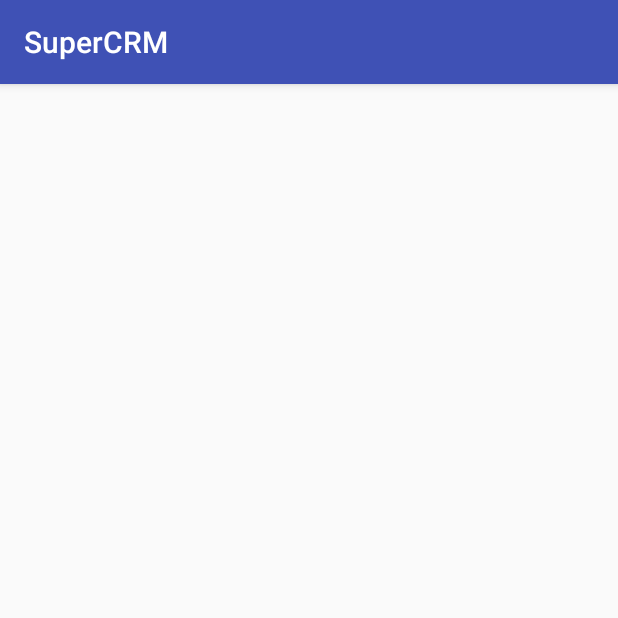
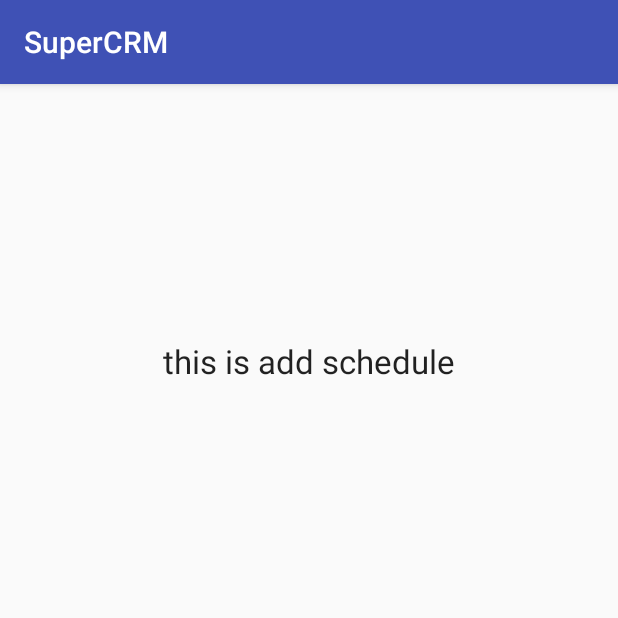
Before and after one commit to aslasp/SuperCRM, an Android app: the AddScheduleActivity screen opened directly, with no data from a screen before it, on a phone screen of 412 x 824 dp, the top half of it. Run offline under Robolectric (Android 15) with nearby library versions, the phone set to English and light mode, and no system bars.

Commit message:
add listener to TradeHistoryButton

```diff
--- a/SuperCRM/app/src/main/AndroidManifest.xml
+++ b/SuperCRM/app/src/main/AndroidManifest.xml
@@ -22,7 +22,8 @@
         <activity android:name=".view.SearchActivity" />
         <activity android:name=".view.schedule.AddScheduleActivity" />
         <activity android:name=".view.contacts.AddCustomerActivity" />
-        <activity android:name=".view.contacts.AddContactActivity"></activity>
+        <activity android:name=".view.contacts.AddContactActivity" />
+        <activity android:name=".view.trade.TradeHistoryActivity"></activity>
     </application>
 
 </manifest>
--- a/SuperCRM/app/src/main/java/wn13/supercrm/view/MainActivity.java
+++ b/SuperCRM/app/src/main/java/wn13/supercrm/view/MainActivity.java
@@ -18,6 +18,7 @@ import wn13.supercrm.view.me.MelistFragment;
 import wn13.supercrm.view.schedule.AddScheduleActivity;
 import wn13.supercrm.view.schedule.SchedulelistFragment;
 import wn13.supercrm.view.trade.AddTradeActivity;
+import wn13.supercrm.view.trade.TradeHistoryActivity;
 import wn13.supercrm.view.trade.TradelistFragment;
 
 public class MainActivity extends AppCompatActivity{
@@ -94,6 +95,10 @@ public class MainActivity extends AppCompatActivity{
                 i.setClass(MainActivity.this, AddCustomerActivity.class);
                 startActivity(i);
             }break;
+            case R.id.tradeHistoryBtn:{
+                i.setClass(MainActivity.this, TradeHistoryActivity.class);
+                startActivity(i);
+            }break;
         }
         return true;
     }
--- a/SuperCRM/app/src/main/java/wn13/supercrm/view/trade/TradelistFragment.java
+++ b/SuperCRM/app/src/main/java/wn13/supercrm/view/trade/TradelistFragment.java
@@ -1,11 +1,13 @@
 package wn13.supercrm.view.trade;
 
 
+import android.content.Intent;
 import android.os.Bundle;
 import android.app.Fragment;
 import android.view.LayoutInflater;
 import android.view.Menu;
 import android.view.MenuInflater;
+import android.view.MenuItem;
 import android.view.View;
 import android.view.ViewGroup;
 
@@ -52,4 +54,5 @@ public class TradelistFragment extends Fragment {
         inflater.inflate(R.menu.menu_trade_history,menu);
         super.onCreateOptionsMenu(menu, inflater);
     }
+
 }
--- a/SuperCRM/app/src/main/res/layout/activity_add_schedule.xml
+++ b/SuperCRM/app/src/main/res/layout/activity_add_schedule.xml
@@ -9,4 +9,13 @@
     android:paddingTop="@dimen/activity_vertical_margin"
     tools:context="wn13.supercrm.view.schedule.AddScheduleActivity">
 
+    <TextView
+        android:layout_width="wrap_content"
+        android:layout_height="wrap_content"
+        android:textAppearance="?android:attr/textAppearanceLarge"
+        android:text="this is add schedule"
+        android:id="@+id/textView5"
+        android:layout_alignParentTop="true"
+        android:layout_centerHorizontal="true"
+        android:layout_marginTop="154dp" />
 </RelativeLayout>
--- a/SuperCRM/app/src/main/res/menu/menu_trade_history.xml
+++ b/SuperCRM/app/src/main/res/menu/menu_trade_history.xml
@@ -4,6 +4,6 @@
     <item
         android:id="@+id/tradeHistoryBtn"
         app:showAsAction="always"
-        android:icon="@drawable/search_32"
+        android:icon="@drawable/history_32"
         android:title="过往交易" />
 </menu>
```
Also changed, not shown: SuperCRM/app/src/main/java/wn13/supercrm/view/trade/TradeHistoryActivity.java (added, +15 -0 lines), SuperCRM/app/src/main/res/layout/activity_add_contact.xml (+9 -0 lines), SuperCRM/app/src/main/res/layout/activity_add_customer.xml (+9 -0 lines), SuperCRM/app/src/main/res/layout/activity_add_trade.xml (+9 -0 lines), SuperCRM/app/src/main/res/layout/activity_trade_history.xml (added, +20 -0 lines), SuperCRM/app/src/main/res/drawable/history_32.png (added).
